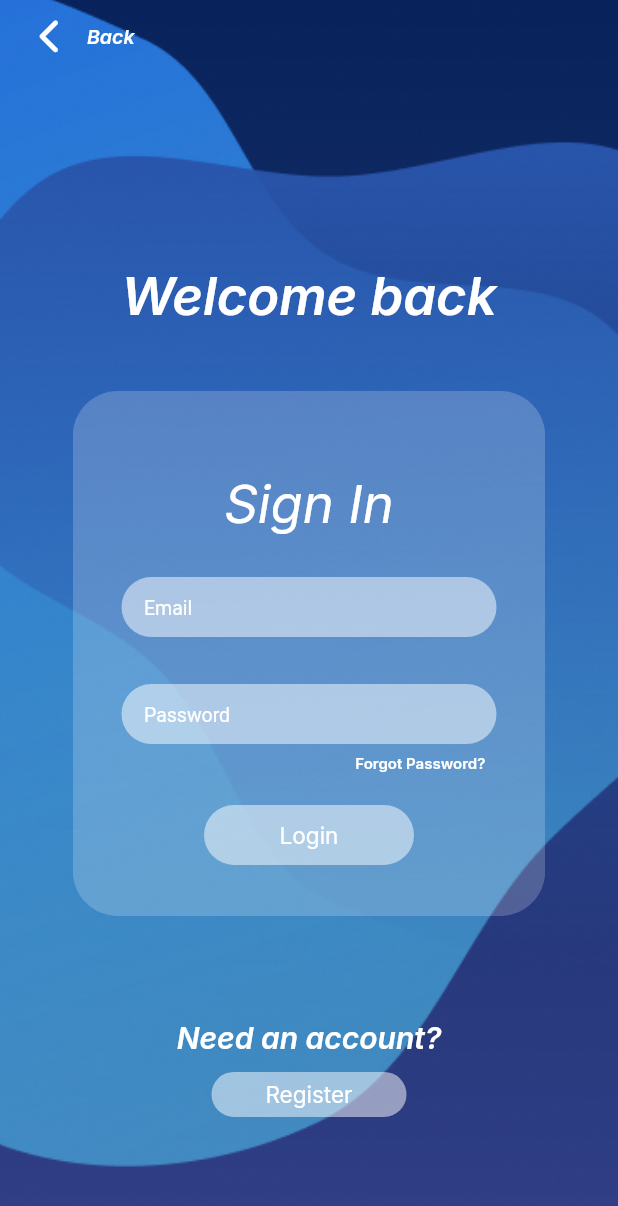
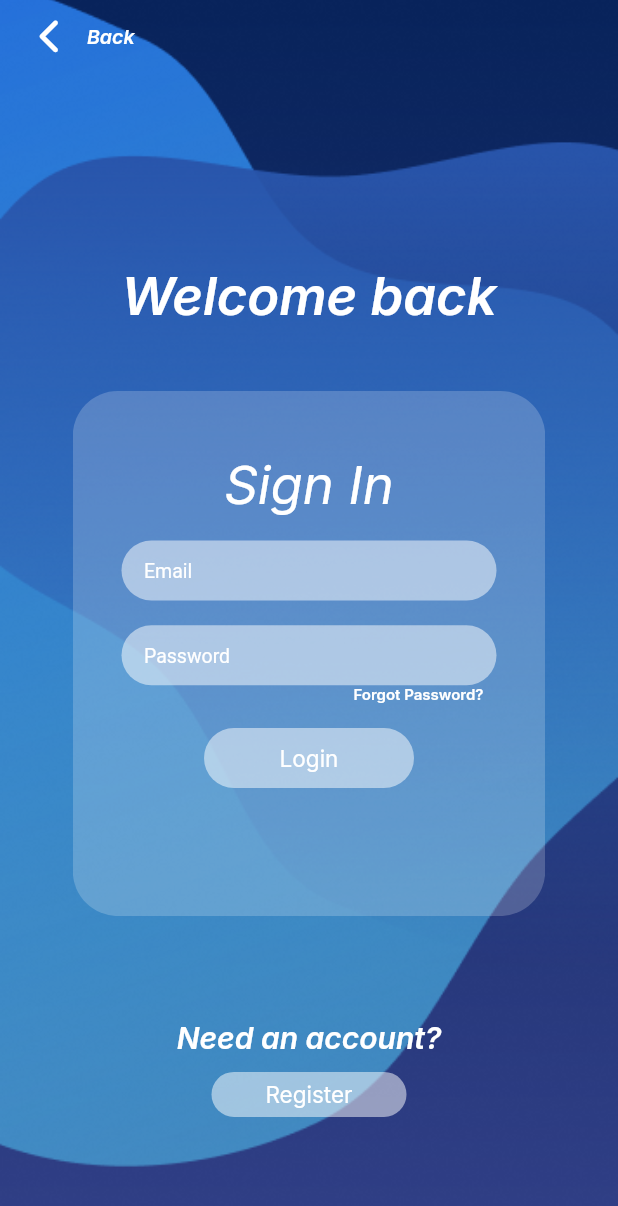
Before and after one commit to Ismael-Deka/TrivialTrivia-flutter, a Flutter app: the screen it shows after launch, after a tap on "Sign In", on a phone screen of 412 x 824 dp. Shown: the top 1206 px of the screen. Run offline on Flutter 3.47's test engine with Material 2 defaults, Android fonts, the phone set to English and light mode, and no system bars; our stand-ins replace cloud_firestore, firebase_auth, firebase_core, firebase_storage, flutter_hooks, font_awesome_flutter and 5 more; accounts and stored records are empty; network calls fail; project files that could hold a hidden picture were left out.

Commit message:
Updated SignInScreen layout

```diff
--- a/lib/screens/ProfilePage.dart
+++ b/lib/screens/ProfilePage.dart
@@ -75,6 +75,7 @@ class _ProfileState extends State<Profile> {
         .then((QuerySnapshot q) {
       for (int i = 0; i < q.docs.length; i++) {
         var d = q.docs[i];
+
         if(d.get("id") == FirebaseAuth.instance.currentUser?.uid){
           setState(() {
             rank=i+1;
--- a/lib/screens/SignInScreen.dart
+++ b/lib/screens/SignInScreen.dart
@@ -94,21 +94,23 @@ class _SignInState extends State<SignIn> {
                                 decoration: BoxDecoration(
                                     color: Colors.white.withOpacity(0.2),
                                     borderRadius: BorderRadius.circular(30)),
-                                child: Stack(
+                                child: Column(
                                   children: <Widget>[
-                                    Align(
-                                        alignment: const Alignment(0, -0.65),
-                                        child: Text('Sign In',
+                                    SizedBox(
+                                      height: size.height*0.05,
+                                    ),
+                                    Text('Sign In',
                                       style: GoogleFonts.inter(
                                         color: const Color.fromRGBO(
                                             255, 255, 255, 1),
                                         fontSize: 35,
                                         fontWeight: FontWeight.w400,
                                         fontStyle: FontStyle.italic,
-                                            ))),
-                                    Align(
-                                      alignment: const Alignment(0, -0.20),
-                                      child: SizedBox(
+                                      )),
+                                    SizedBox(
+                                      height: size.height*0.02,
+                                    ),
+                                    SizedBox(
                                   height: 40,
                                   width: 250,
                                   child: TextField(
@@ -132,10 +134,10 @@ class _SignInState extends State<SignIn> {
                                             .withOpacity(0.5)),
                                   ),
                                 ),
+                                    SizedBox(
+                                      height: size.height*0.02,
                                     ),
-                                    Align(
-                                      alignment: const Alignment(0, 0.26),
-                                      child: SizedBox(
+                                    SizedBox(
                                       height: 40,
                                       width: 250,
                                       child: TextField(
@@ -160,10 +162,10 @@ class _SignInState extends State<SignIn> {
                                                 .withOpacity(0.5)),
                                       ),
                                     ),
-                                    ),
-                                    Align(
-                                        alignment: const Alignment(0.65, 0.43),
-                                        child: GestureDetector(
+                                    Row (
+                                      mainAxisAlignment: MainAxisAlignment.end,
+                                      children: [
+                                        GestureDetector(
                                             onTap: () => Navigator.pushNamed(
                                                 context, '/resetpassword'),
                                             child: Text('Forgot Password?',
@@ -172,10 +174,16 @@ class _SignInState extends State<SignIn> {
                                                       255, 255, 255, 1),
                                                   fontSize: 10,
                                                   fontWeight: FontWeight.w600,
-                                                )))),
-                                    Align(
-                                      alignment: const Alignment(0, 0.78),
-                                      child: GestureDetector(
+                                                ))),
+                                        SizedBox(
+                                          width: size.width*0.1,
+                                        )
+                                      ],
+                                    ),
+                                    SizedBox(
+                                      height: size.height*0.02,
+                                    ),
+                                    GestureDetector(
                                       onTap: loginUser,
                                       child: Container(
                                           width: 140,
@@ -197,7 +205,7 @@ class _SignInState extends State<SignIn> {
                                                         255, 255, 255, 1),
                                                     fontSize: 15)),
                                           )),
-                                      ),
+
                                     ),
                                   ],
                                 )))),
--- a/pubspec.yaml
+++ b/pubspec.yaml
@@ -12,10 +12,12 @@ environment:
 dependencies:
   flutter:
     sdk: flutter
+  google_sign_in: ^5.2.4
   cupertino_icons: ^1.0.2
   flutter_hooks: ^0.18.2+1
   flutter_svg: ^1.0.3
   google_fonts: ^2.3.1
+  sign_in_button: ^3.0.0
   font_awesome_flutter: ^10.1.0
   wheel_chooser: ^1.0.0
   timer_count_down: ^2.2.1
```
Also changed, not shown: pubspec.lock. Lines whose indentation alone changed are shown as unchanged.
